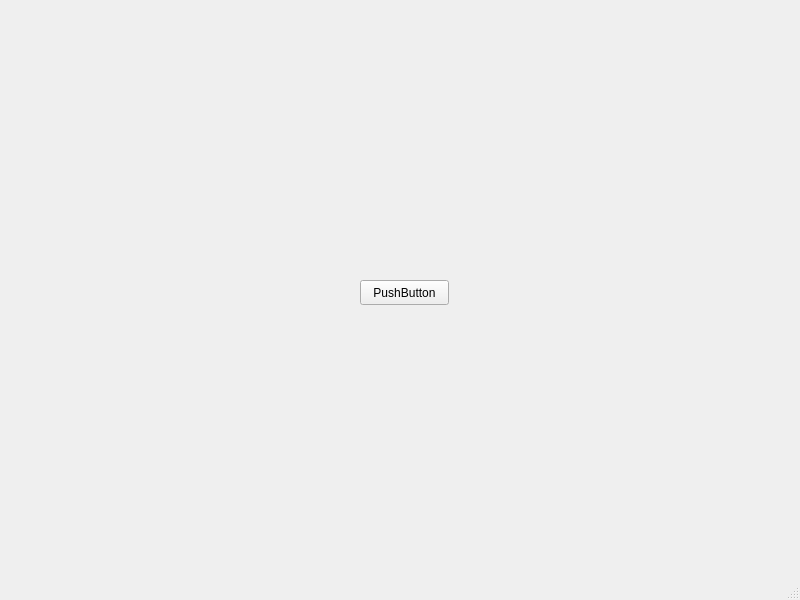
The window that desk.ui (JACKCHEN213/mqtt_desk) describes before a commit, drawn with Qt 5.
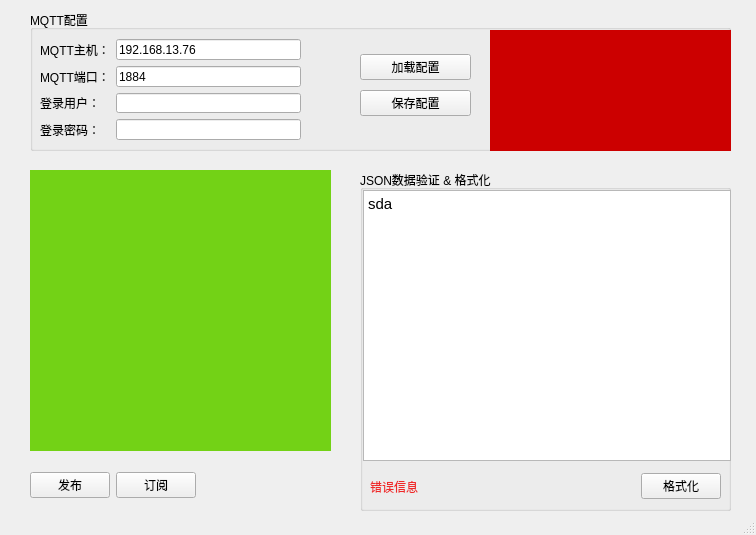
The same window after the commit.

Commit message:
:construction: feat(mqtt): construct desk ui
[skip ci]

```diff
--- a/desk.ui
+++ b/desk.ui
@@ -6,26 +6,327 @@
    <rect>
     <x>0</x>
     <y>0</y>
-    <width>800</width>
-    <height>600</height>
+    <width>756</width>
+    <height>535</height>
    </rect>
   </property>
   <property name="windowTitle">
-   <string>MQTT发送工具</string>
+   <string>MQTT管理工具</string>
+  </property>
+  <property name="layoutDirection">
+   <enum>Qt::LeftToRight</enum>
+  </property>
+  <property name="toolButtonStyle">
+   <enum>Qt::ToolButtonIconOnly</enum>
+  </property>
+  <property name="documentMode">
+   <bool>false</bool>
+  </property>
+  <property name="dockNestingEnabled">
+   <bool>false</bool>
   </property>
   <widget class="QWidget" name="centralwidget">
-   <widget class="QPushButton" name="pushButton">
+   <widget class="QGroupBox" name="groupBox">
+    <property name="geometry">
+     <rect>
+      <x>30</x>
+      <y>10</y>
+      <width>701</width>
+      <height>141</height>
+     </rect>
+    </property>
+    <property name="title">
+     <string>MQTT配置</string>
+    </property>
+    <widget class="QWidget" name="formLayoutWidget">
+     <property name="geometry">
+      <rect>
+       <x>10</x>
+       <y>29</y>
+       <width>261</width>
+       <height>101</height>
+      </rect>
+     </property>
+     <layout class="QFormLayout" name="formLayout">
+      <item row="0" column="0">
+       <widget class="QLabel" name="lable1">
+        <property name="text">
+         <string>MQTT主机：</string>
+        </property>
+       </widget>
+      </item>
+      <item row="0" column="1">
+       <widget class="QLineEdit" name="mqtt_ip">
+        <property name="text">
+         <string>192.168.13.76</string>
+        </property>
+       </widget>
+      </item>
+      <item row="1" column="0">
+       <widget class="QLabel" name="lable3">
+        <property name="text">
+         <string>MQTT端口：</string>
+        </property>
+       </widget>
+      </item>
+      <item row="1" column="1">
+       <widget class="QLineEdit" name="mqtt_port">
+        <property name="text">
+         <string>1884</string>
+        </property>
+       </widget>
+      </item>
+      <item row="2" column="0">
+       <widget class="QLabel" name="lable4">
+        <property name="text">
+         <string>登录用户：</string>
+        </property>
+       </widget>
+      </item>
+      <item row="2" column="1">
+       <widget class="QLineEdit" name="mqtt_username"/>
+      </item>
+      <item row="3" column="0">
+       <widget class="QLabel" name="lable2">
+        <property name="text">
+         <string>登录密码：</string>
+        </property>
+       </widget>
+      </item>
+      <item row="3" column="1">
+       <widget class="QLineEdit" name="mqtt_password"/>
+      </item>
+     </layout>
+    </widget>
+    <widget class="QWidget" name="verticalLayoutWidget">
+     <property name="geometry">
+      <rect>
+       <x>330</x>
+       <y>40</y>
+       <width>111</width>
+       <height>71</height>
+      </rect>
+     </property>
+     <layout class="QVBoxLayout" name="verticalLayout">
+      <item>
+       <widget class="QPushButton" name="load_config">
+        <property name="text">
+         <string>加载配置</string>
+        </property>
+       </widget>
+      </item>
+      <item>
+       <widget class="QPushButton" name="save_config">
+        <property name="text">
+         <string>保存配置</string>
+        </property>
+       </widget>
+      </item>
+     </layout>
+    </widget>
+    <widget class="QStackedWidget" name="stackedWidget_2">
+     <property name="geometry">
+      <rect>
+       <x>460</x>
+       <y>20</y>
+       <width>241</width>
+       <height>121</height>
+      </rect>
+     </property>
+     <property name="styleSheet">
+      <string notr="true">background-color: rgb(52, 101, 164);</string>
+     </property>
+     <property name="currentIndex">
+      <number>1</number>
+     </property>
+     <widget class="QWidget" name="page_3">
+      <widget class="QWidget" name="widget_4" native="true">
+       <property name="geometry">
+        <rect>
+         <x>0</x>
+         <y>0</y>
+         <width>241</width>
+         <height>121</height>
+        </rect>
+       </property>
+       <property name="styleSheet">
+        <string notr="true">background-color: rgb(92, 53, 102);</string>
+       </property>
+      </widget>
+     </widget>
+     <widget class="QWidget" name="page_4">
+      <widget class="QWidget" name="widget_3" native="true">
+       <property name="geometry">
+        <rect>
+         <x>0</x>
+         <y>0</y>
+         <width>241</width>
+         <height>121</height>
+        </rect>
+       </property>
+       <property name="styleSheet">
+        <string notr="true">background-color: rgb(204, 0, 0);</string>
+       </property>
+      </widget>
+     </widget>
+    </widget>
+   </widget>
+   <widget class="QStackedWidget" name="stackedWidget">
+    <property name="geometry">
+     <rect>
+      <x>30</x>
+      <y>170</y>
+      <width>301</width>
+      <height>281</height>
+     </rect>
+    </property>
+    <property name="styleSheet">
+     <string notr="true">background-color: rgb(32, 74, 135);</string>
+    </property>
+    <property name="currentIndex">
+     <number>1</number>
+    </property>
+    <widget class="QWidget" name="page">
+     <widget class="QWidget" name="widget" native="true">
+      <property name="geometry">
+       <rect>
+        <x>0</x>
+        <y>0</y>
+        <width>301</width>
+        <height>281</height>
+       </rect>
+      </property>
+      <property name="styleSheet">
+       <string notr="true">background-color: rgb(136, 138, 133);</string>
+      </property>
+     </widget>
+    </widget>
+    <widget class="QWidget" name="page_2">
+     <widget class="QWidget" name="widget_2" native="true">
+      <property name="geometry">
+       <rect>
+        <x>0</x>
+        <y>0</y>
+        <width>301</width>
+        <height>281</height>
+       </rect>
+      </property>
+      <property name="styleSheet">
+       <string notr="true">background-color: rgb(115, 210, 22);</string>
+      </property>
+     </widget>
+    </widget>
+   </widget>
+   <widget class="QWidget" name="horizontalLayoutWidget">
+    <property name="geometry">
+     <rect>
+      <x>30</x>
+      <y>460</y>
+      <width>301</width>
+      <height>51</height>
+     </rect>
+    </property>
+    <layout class="QHBoxLayout" name="horizontalLayout">
+     <item>
+      <widget class="QPushButton" name="pushButton_4">
+       <property name="text">
+        <string>发布</string>
+       </property>
+      </widget>
+     </item>
+     <item>
+      <widget class="QPushButton" name="pushButton_5">
+       <property name="text">
+        <string>订阅</string>
+       </property>
+      </widget>
+     </item>
+     <item>
+      <spacer name="horizontalSpacer">
+       <property name="orientation">
+        <enum>Qt::Horizontal</enum>
+       </property>
+       <property name="sizeHint" stdset="0">
+        <size>
+         <width>40</width>
+         <height>20</height>
+        </size>
+       </property>
+      </spacer>
+     </item>
+    </layout>
+   </widget>
+   <widget class="QGroupBox" name="groupBox_2">
     <property name="geometry">
      <rect>
       <x>360</x>
-      <y>280</y>
-      <width>89</width>
-      <height>25</height>
+      <y>170</y>
+      <width>371</width>
+      <height>341</height>
      </rect>
     </property>
-    <property name="text">
-     <string>PushButton</string>
+    <property name="title">
+     <string>JSON数据验证 &amp;&amp; 格式化</string>
     </property>
+    <widget class="QWidget" name="horizontalLayoutWidget_2">
+     <property name="geometry">
+      <rect>
+       <x>10</x>
+       <y>300</y>
+       <width>351</width>
+       <height>33</height>
+      </rect>
+     </property>
+     <layout class="QHBoxLayout" name="horizontalLayout_2">
+      <item>
+       <widget class="QLabel" name="label">
+        <property name="styleSheet">
+         <string notr="true">color: rgb(239, 41, 41);</string>
+        </property>
+        <property name="text">
+         <string>错误信息</string>
+        </property>
+       </widget>
+      </item>
+      <item>
+       <spacer name="horizontalSpacer_2">
+        <property name="orientation">
+         <enum>Qt::Horizontal</enum>
+        </property>
+        <property name="sizeHint" stdset="0">
+         <size>
+          <width>40</width>
+          <height>20</height>
+         </size>
+        </property>
+       </spacer>
+      </item>
+      <item>
+       <widget class="QPushButton" name="pushButton">
+        <property name="text">
+         <string>格式化</string>
+        </property>
+       </widget>
+      </item>
+     </layout>
+    </widget>
+    <widget class="QTextEdit" name="textEdit">
+     <property name="geometry">
+      <rect>
+       <x>3</x>
+       <y>20</y>
+       <width>368</width>
+       <height>271</height>
+      </rect>
+     </property>
+     <property name="html">
+      <string>&lt;!DOCTYPE HTML PUBLIC &quot;-//W3C//DTD HTML 4.0//EN&quot; &quot;http://www.w3.org/TR/REC-html40/strict.dtd&quot;&gt;
+&lt;html&gt;&lt;head&gt;&lt;meta name=&quot;qrichtext&quot; content=&quot;1&quot; /&gt;&lt;style type=&quot;text/css&quot;&gt;
+p, li { white-space: pre-wrap; }
+&lt;/style&gt;&lt;/head&gt;&lt;body style=&quot; font-family:'Ubuntu'; font-size:11pt; font-weight:400; font-style:normal;&quot;&gt;
+&lt;p style=&quot; margin-top:0px; margin-bottom:0px; margin-left:0px; margin-right:0px; -qt-block-indent:0; text-indent:0px;&quot;&gt;sda&lt;/p&gt;&lt;/body&gt;&lt;/html&gt;</string>
+     </property>
+    </widget>
    </widget>
   </widget>
   <widget class="QMenuBar" name="menubar">
```
Left out of the diff: 29 changed lines with no effect on the pictures. The commit also changes 2 other files.
